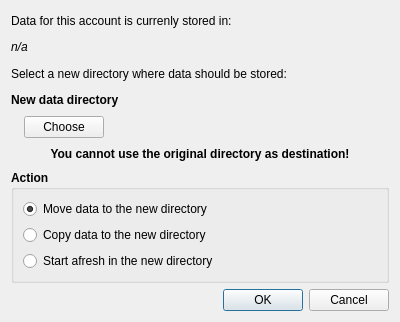
Before: the Qt Designer form src/gui/ui/dlg_change_directory.ui in psakar/datovka, drawn with Qt 5.
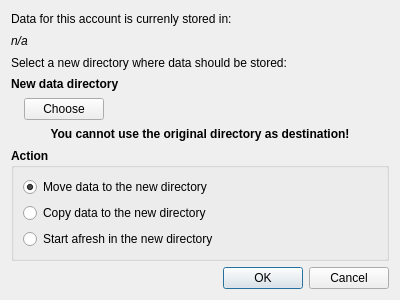
After: the same form once the commit is applied.

Patch:
```diff
--- a/src/gui/ui/dlg_change_directory.ui
+++ b/src/gui/ui/dlg_change_directory.ui
@@ -7,7 +7,7 @@
     <x>0</x>
     <y>0</y>
     <width>400</width>
-    <height>322</height>
+    <height>300</height>
    </rect>
   </property>
   <property name="windowTitle">
```
